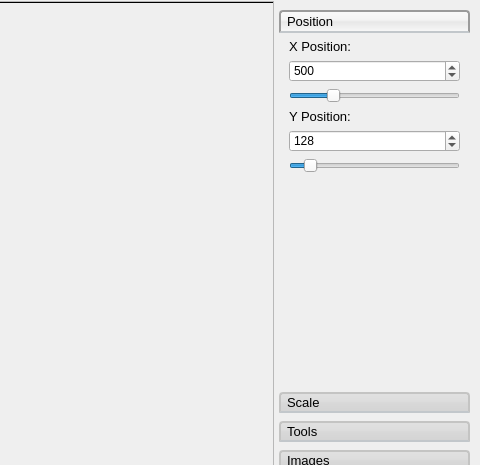
Qt form RTIe/RTIe_builder/marble_Detection.ui (Super-SaiyanSandwich/ECMM427) before a commit; both pictures show x 771 to 1251 and y 0 to 465 of the 1251 by 739 pixel window.
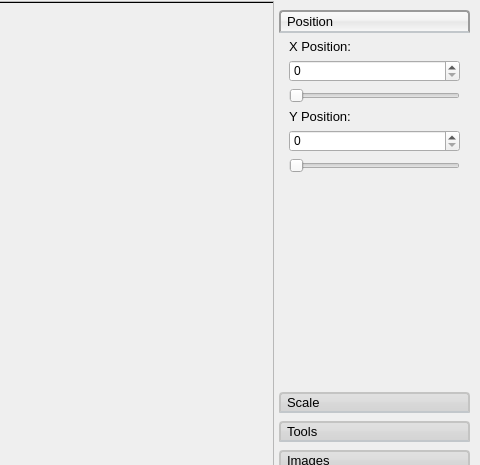
The same form after that commit. The open tabs and pages were chosen to show the change.

Patch:
```diff
--- a/RTIe/RTIe_builder/marble_Detection.ui
+++ b/RTIe/RTIe_builder/marble_Detection.ui
@@ -76,7 +76,7 @@
           <x>0</x>
           <y>0</y>
           <width>189</width>
-          <height>319</height>
+          <height>339</height>
          </rect>
         </property>
         <attribute name="label">
@@ -120,7 +120,7 @@
              <number>2088</number>
             </property>
             <property name="value">
-             <number>500</number>
+             <number>0</number>
             </property>
            </widget>
           </item>
@@ -130,7 +130,10 @@
              <number>2088</number>
             </property>
             <property name="value">
-             <number>500</number>
+             <number>0</number>
+            </property>
+            <property name="sliderPosition">
+             <number>0</number>
             </property>
             <property name="orientation">
              <enum>Qt::Horizontal</enum>
@@ -165,7 +168,7 @@
              <number>1387</number>
             </property>
             <property name="value">
-             <number>128</number>
+             <number>0</number>
             </property>
            </widget>
           </item>
@@ -175,7 +178,7 @@
              <number>1387</number>
             </property>
             <property name="value">
-             <number>128</number>
+             <number>0</number>
             </property>
             <property name="orientation">
              <enum>Qt::Horizontal</enum>
```
Left out of the diff: 19 changed lines with no effect on the pictures.
